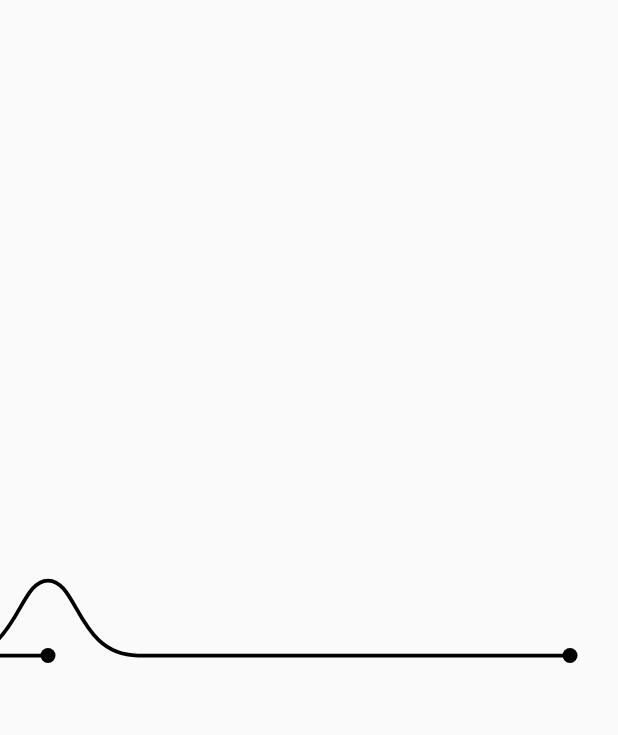
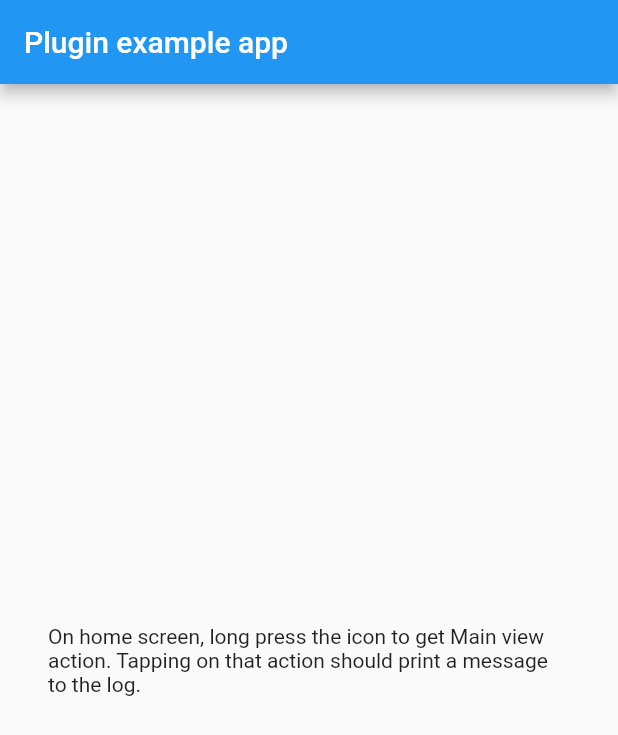
Before and after one commit to get-closr/closr_screens, a Flutter app: the App screen opened directly, on a phone screen of 412 x 824 dp. Shown: the top 735 px of the screen. Run offline on Flutter 3.47's test engine with Material 2 defaults, Android fonts, the phone set to English and light mode, and no system bars; missing offline and left inert: quick_actions, unicorndial.

Commit message:
Adding various examples

```diff
--- a/lib/main.dart
+++ b/lib/main.dart
@@ -1,49 +1,17 @@
-import 'package:closr_screens/wave_slider.dart';
+// import 'package:closr_screens/fab/fab.dart';
+import 'package:closr_screens/unicorn_dialer/unicorn.dart';
 import 'package:flutter/material.dart';
-import 'splash.dart';
 
-void main() => runApp(MaterialApp(
-      home: App(),
-      debugShowCheckedModeBanner: false,
-    ));
+void main() => runApp(MyApp());
 
-class App extends StatefulWidget {
-  @override
-  _AppState createState() => _AppState();
-}
-
-class _AppState extends State<App> {
+class MyApp extends StatelessWidget {
   @override
   Widget build(BuildContext context) {
-    return Scaffold(
-      body: Container(
-        padding: EdgeInsets.all(32.0),
-        child: Center(
-          child: Column(
-            mainAxisAlignment: MainAxisAlignment.spaceAround,
-            children: <Widget>[
-              // Splash(
-              //   child: Container(
-              //     width: 200,
-              //     height: 200,
-              //     color: Colors.blue,
-              //     child: Center(
-              //       child: Text("Click me Please"),
-              //     ),
-              //   ),
-              //   onTap: () {
-              //     print('tap');
-              //   },
-              // ),
-              // Splash(
-              //   child: Icon(Icons.close),
-              //   onTap: () {},
-              // ),
-              WaveSlider(),
-            ],
-          ),
-        ),
-      ),
+    return MaterialApp(
+      title: 'Material App',
+      home: Example(),
+      // home: FloatingActionButtonDemo()
+
     );
   }
 }
--- /dev/null
+++ b/lib/quick_actions/main.dart
@@ -0,0 +1,79 @@
+import 'package:closr_screens/wave_slider/wave_slider.dart';
+import 'package:flutter/material.dart';
+import 'package:quick_actions/quick_actions.dart';
+// import './wave_slider/splash.dart';
+
+void main() => runApp(MaterialApp(
+      home: App(),
+      debugShowCheckedModeBanner: false,
+    ));
+
+class App extends StatefulWidget {
+  @override
+  _AppState createState() => _AppState();
+}
+
+class _AppState extends State<App> {
+  @override
+  void initState() {
+    super.initState();
+    final QuickActions quickActions = const QuickActions();
+    quickActions.initialize((String shortbutType) {
+      if (shortbutType == 'actions_decrement') {
+        print('The user tapped on the "decrement" action');
+        main();
+      } else {
+        print('The user tapped on the "increment" action');
+      }
+    });
+
+    quickActions.setShortcutItems(<ShortcutItem>[
+      const ShortcutItem(
+          type: 'action_decrement', localizedTitle: 'decrement', icon: 'minus'),
+      const ShortcutItem(
+          type: 'action_increment', localizedTitle: 'increment', icon: 'plus'),
+    ]);
+  }
+
+  @override
+  Widget build(BuildContext context) {
+    return Scaffold(
+      appBar: AppBar(
+        title: Text('Plugin example app'),
+      ),
+      body: Container(
+        padding: EdgeInsets.all(32.0),
+        child: Center(
+          child: Column(
+            mainAxisAlignment: MainAxisAlignment.spaceAround,
+            children: <Widget>[
+              Center(
+                child: Text('On home screen, long press the icon to '
+                    'get Main view action. Tapping on that action should print '
+                    'a message to the log.'),
+              ),
+              // Splash(
+              //   child: Container(
+              //     width: 200,
+              //     height: 200,
+              //     color: Colors.blue,
+              //     child: Center(
+              //       child: Text("Click me Please"),
+              //     ),
+              //   ),
+              //   onTap: () {
+              //     print('tap');
+              //   },
+              // ),
+              // Splash(
+              //   child: Icon(Icons.close),
+              //   onTap: () {},
+              // ),
+              // WaveSlider(),
+            ],
+          ),
+        ),
+      ),
+    );
+  }
+}
--- a/lib/wave_slider.dart
+++ b/lib/wave_slider/wave_slider.dart
@@ -1,4 +1,4 @@
-import 'package:closr_screens/wave_painter.dart';
+import 'package:closr_screens/wave_slider/wave_painter.dart';
 import 'package:flutter/material.dart';
 
 class WaveSlider extends StatefulWidget {
--- a/pubspec.yaml
+++ b/pubspec.yaml
@@ -13,6 +13,8 @@ dependencies:
   flutter_bloc: ^0.7.0
   meta: ^1.1.6
   equatable: ^0.2.0
+  quick_actions: ^0.3.0+1
+  unicorndial: ^1.1.5
 
   cupertino_icons: ^0.1.2
 
```
Also changed, not shown: lib/authentication/authenticate_events.dart (deleted, +0 -25 lines), lib/authentication/authentication_state.dart (deleted, +0 -23 lines), lib/authentication/user_repository.dart (deleted, +0 -26 lines), lib/fab/fab.dart (added, +116 -0 lines), lib/unicorn_dialer/unicorn.dart (added, +52 -0 lines), lib/wave_slider/splash.dart (renamed from lib/splash.dart), lib/wave_slider/wave_painter.dart (renamed from lib/wave_painter.dart), pubspec.lock, 8 other files.
